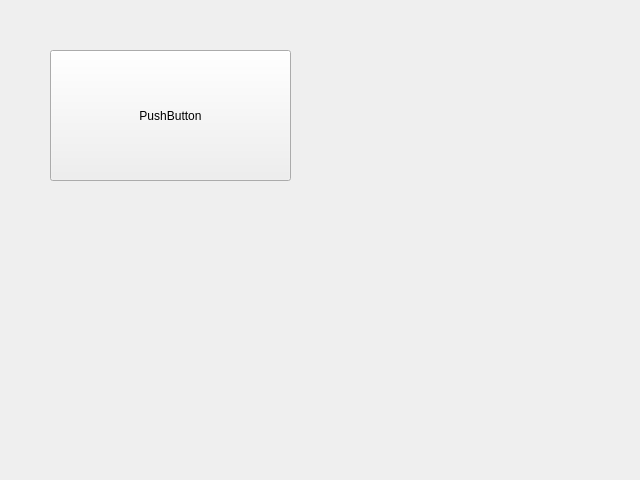
The window that test.ui (PyShaman/ZP) describes before a commit, drawn with Qt 5.
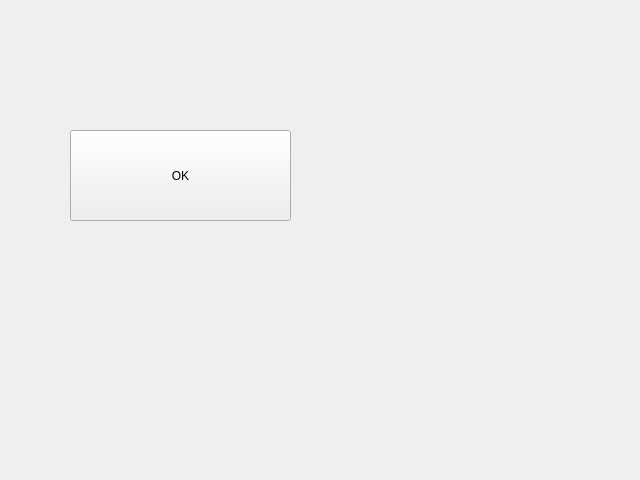
The same window after the commit.

```diff
--- a/test.ui
+++ b/test.ui
@@ -17,14 +17,14 @@
    <widget class="QPushButton" name="profile">
     <property name="geometry">
      <rect>
-      <x>50</x>
-      <y>50</y>
-      <width>241</width>
-      <height>131</height>
+      <x>70</x>
+      <y>130</y>
+      <width>221</width>
+      <height>91</height>
      </rect>
     </property>
     <property name="text">
-     <string>PushButton</string>
+     <string>OK</string>
     </property>
    </widget>
   </widget>
```
Left out of the diff: 2 changed lines with no effect on the pictures.
